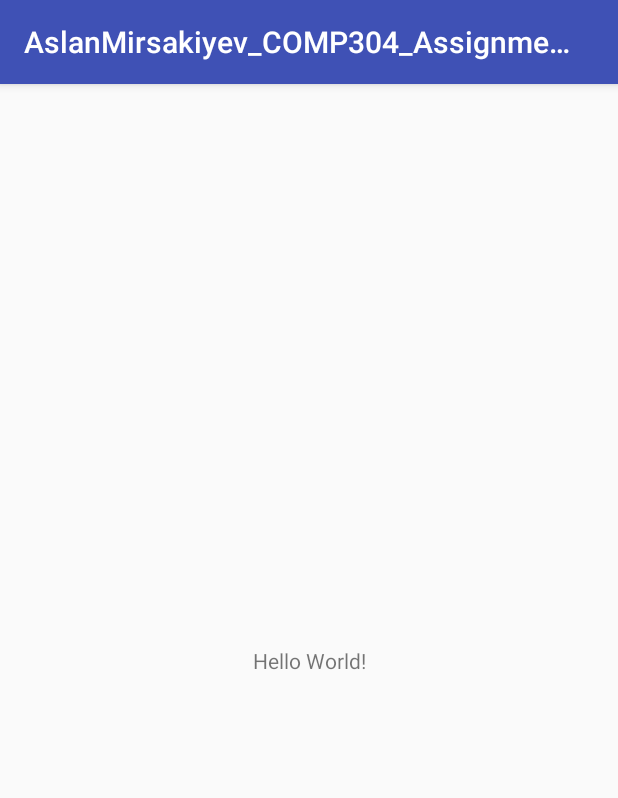
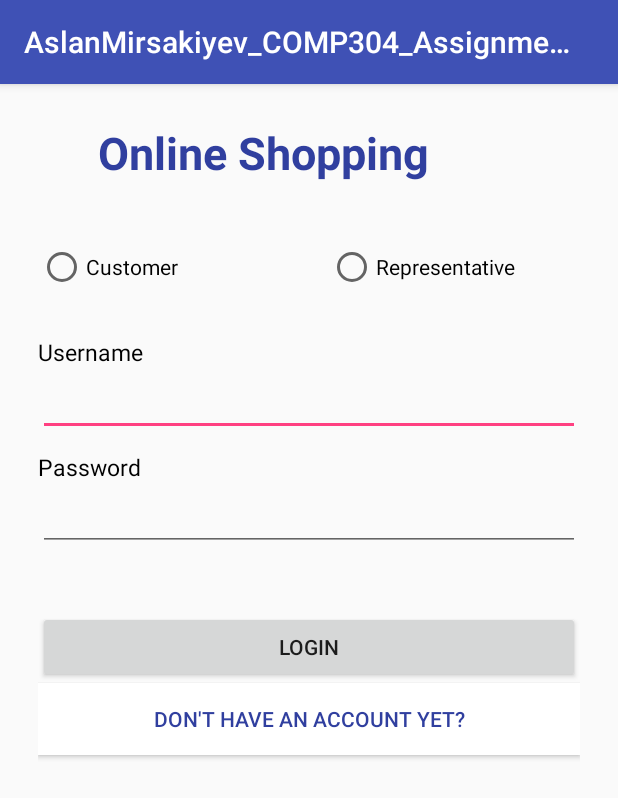
Before and after one commit to mirsakiyev/COMP-304, an Android app: the screen it shows after launch (MainActivity), on a phone screen of 412 x 824 dp. Shown: the top 798 px of the screen. Run offline under Robolectric (Android 15) with nearby library versions, the phone set to English and light mode, and no system bars.

Commit message:
Added TextBoxes, EditText fields, Buttons. Created Customer Java class with getters and setters

```diff
--- a/AslanMirsakiyev_COMP304_Assignment4/app/src/main/res/layout/activity_main.xml
+++ b/AslanMirsakiyev_COMP304_Assignment4/app/src/main/res/layout/activity_main.xml
@@ -1,18 +1,82 @@
 <?xml version="1.0" encoding="utf-8"?>
-<android.support.constraint.ConstraintLayout xmlns:android="http://schemas.android.com/apk/res/android"
+<LinearLayout xmlns:android="http://schemas.android.com/apk/res/android"
     xmlns:app="http://schemas.android.com/apk/res-auto"
     xmlns:tools="http://schemas.android.com/tools"
     android:layout_width="match_parent"
     android:layout_height="match_parent"
+    android:orientation="vertical"
+    android:layout_margin="25dp"
     tools:context=".MainActivity">
+
+    <TextView
+        android:layout_width="match_parent"
+        android:layout_height="wrap_content"
+        android:text="Online Shopping"
+        android:textColor="@color/colorPrimaryDark"
+        android:textSize="30dp"
+        android:textStyle="bold"
+        android:layout_marginLeft="40dp"
+        android:layout_marginBottom="40dp"/>
+
+    <RadioGroup
+    android:layout_width="wrap_content"
+    android:layout_height="wrap_content"
+    android:orientation="horizontal">
+        <RadioButton
+            android:id="@+id/customerRadBtn"
+            android:layout_width="wrap_content"
+            android:layout_height="wrap_content"
+            android:text="Customer" />
+
+        <RadioButton
+            android:id="@+id/representativeRadBtn"
+            android:layout_width="wrap_content"
+            android:layout_height="wrap_content"
+            android:layout_marginLeft="100dp"
+            android:text="Representative"
+            android:layout_marginBottom="30dp"/>
+    </RadioGroup>
+
 
     <TextView
         android:layout_width="wrap_content"
         android:layout_height="wrap_content"
-        android:text="Hello World!"
-        app:layout_constraintBottom_toBottomOf="parent"
-        app:layout_constraintLeft_toLeftOf="parent"
-        app:layout_constraintRight_toRightOf="parent"
-        app:layout_constraintTop_toTopOf="parent" />
+        android:textColor="@android:color/black"
+        android:textSize="15dp"
+        android:text="Username" />
+    <EditText
+        android:id="@+id/usernameEditText"
+        android:layout_width="match_parent"
+        android:layout_height="wrap_content"
+        android:layout_marginBottom="10dp"/>
 
-</android.support.constraint.ConstraintLayout>
+    <TextView
+        android:layout_width="wrap_content"
+        android:layout_height="wrap_content"
+        android:textColor="@android:color/black"
+        android:textSize="15dp"
+        android:text="Password" />
+    <EditText
+        android:id="@+id/pwdEditText"
+        android:layout_width="match_parent"
+        android:layout_height="wrap_content"
+        android:layout_marginBottom="40dp"
+        android:inputType="textPassword"/>
+
+
+    <Button
+        android:id="@+id/loginBtn"
+        android:layout_width="match_parent"
+        android:layout_height="wrap_content"
+        android:text="login"/>
+
+    <Button
+        android:id="@+id/registerBtn"
+        android:layout_width="match_parent"
+        android:layout_height="wrap_content"
+        android:text="Don't have an account yet?"
+        android:textColor="@color/colorPrimaryDark"
+        android:background="@android:color/white"/>
+
+
+</LinearLayout>
```
Also changed, not shown: AslanMirsakiyev_COMP304_Assignment4/app/src/main/java/com/example/aslanmr/aslanmirsakiyev_comp304_assignment4/Customer.java (added, +87 -0 lines).
